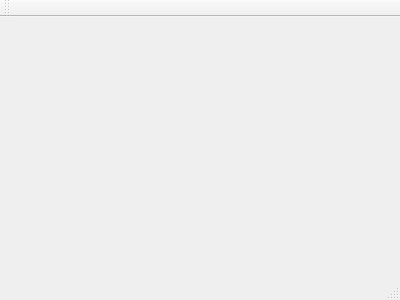
Before: the Qt Designer form qt/Should_I_do_it/mainwindow.ui in gudigudi/my_practice, drawn with Qt 5.
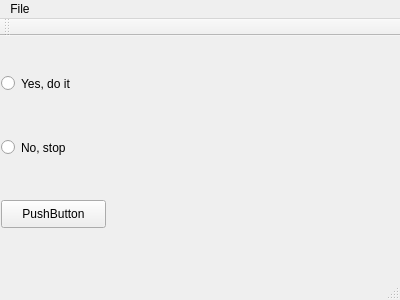
After: the same form once the commit is applied.

```diff
--- a/qt/Should_I_do_it/mainwindow.ui
+++ b/qt/Should_I_do_it/mainwindow.ui
@@ -12,13 +12,80 @@
   <property name="windowTitle" >
    <string>MainWindow</string>
   </property>
-  <widget class="QMenuBar" name="menuBar" />
-  <widget class="QToolBar" name="mainToolBar" />
-  <widget class="QWidget" name="centralWidget" />
-  <widget class="QStatusBar" name="statusBar" />
+  <widget class="QWidget" name="centralWidget">
+   <widget class="QRadioButton" name="radioButton_2">
+    <property name="geometry">
+     <rect>
+      <x>1</x>
+      <y>36</y>
+      <width>123</width>
+      <height>23</height>
+     </rect>
+    </property>
+    <property name="text">
+     <string>Yes, do it</string>
+    </property>
+    <attribute name="buttonGroup">
+     <string notr="true">buttonGroup</string>
+    </attribute>
+   </widget>
+   <widget class="QPushButton" name="pushButton">
+    <property name="geometry">
+     <rect>
+      <x>1</x>
+      <y>164</y>
+      <width>105</width>
+      <height>28</height>
+     </rect>
+    </property>
+    <property name="text">
+     <string>PushButton</string>
+    </property>
+   </widget>
+   <widget class="QRadioButton" name="radioButton">
+    <property name="geometry">
+     <rect>
+      <x>1</x>
+      <y>100</y>
+      <width>123</width>
+      <height>23</height>
+     </rect>
+    </property>
+    <property name="text">
+     <string>No, stop</string>
+    </property>
+    <attribute name="buttonGroup">
+     <string notr="true">buttonGroup</string>
+    </attribute>
+   </widget>
+  </widget>
+  <widget class="QMenuBar" name="menuBar">
+   <property name="geometry">
+    <rect>
+     <x>0</x>
+     <y>0</y>
+     <width>400</width>
+     <height>26</height>
+    </rect>
+   </property>
+   <widget class="QMenu" name="menuFile">
+    <property name="title">
+     <string>File</string>
+    </property>
+   </widget>
+   <addaction name="menuFile"/>
+  </widget>
+  <widget class="QToolBar" name="mainToolBar">
+   <attribute name="toolBarArea">
+    <enum>TopToolBarArea</enum>
+   </attribute>
+   <attribute name="toolBarBreak">
+    <bool>false</bool>
+   </attribute>
+  </widget>
+  <widget class="QStatusBar" name="statusBar"/>
  </widget>
- <layoutDefault spacing="6" margin="11" />
- <pixmapfunction></pixmapfunction>
+ <layoutdefault spacing="6" margin="11"/>
  <resources/>
  <connections/>
 </ui>
```
Left out of the diff: 10 changed lines with no effect on the pictures.
